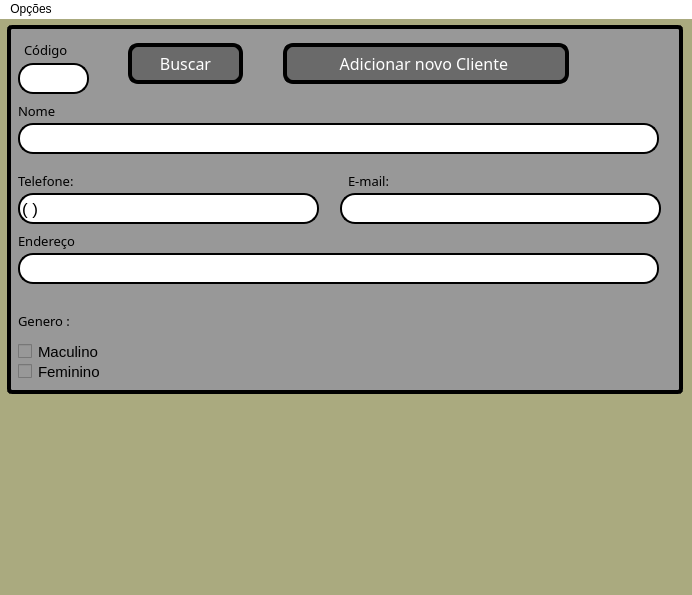
Before: the Qt Designer form tela.ui in pedro8282/Cadastro-Cli-v1, drawn with Qt 5.
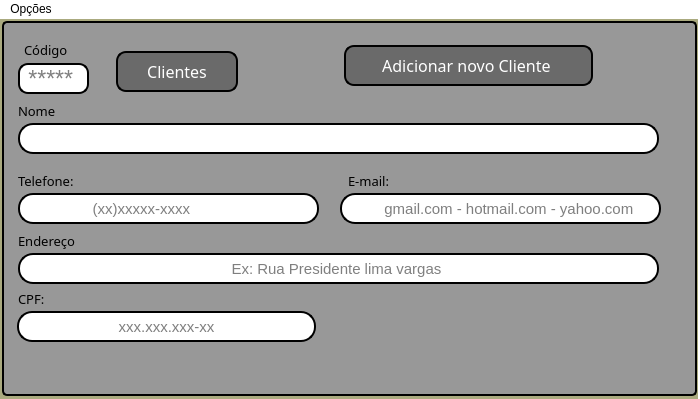
After: the same form once the commit is applied. Icons and pictures are not drawn.

```diff
--- a/tela.ui
+++ b/tela.ui
@@ -2,36 +2,45 @@
 <ui version="4.0">
  <class>MainWindow</class>
  <widget class="QMainWindow" name="MainWindow">
+  <property name="enabled">
+   <bool>true</bool>
+  </property>
   <property name="geometry">
    <rect>
     <x>0</x>
     <y>0</y>
-    <width>692</width>
-    <height>595</height>
+    <width>700</width>
+    <height>399</height>
    </rect>
   </property>
+  <property name="sizePolicy">
+   <sizepolicy hsizetype="Preferred" vsizetype="Preferred">
+    <horstretch>0</horstretch>
+    <verstretch>0</verstretch>
+   </sizepolicy>
+  </property>
   <property name="minimumSize">
    <size>
-    <width>692</width>
-    <height>595</height>
+    <width>700</width>
+    <height>399</height>
    </size>
   </property>
   <property name="maximumSize">
    <size>
-    <width>692</width>
-    <height>595</height>
+    <width>700</width>
+    <height>399</height>
    </size>
   </property>
   <property name="sizeIncrement">
    <size>
-    <width>694</width>
-    <height>589</height>
+    <width>600</width>
+    <height>399</height>
    </size>
   </property>
   <property name="baseSize">
    <size>
-    <width>694</width>
-    <height>0</height>
+    <width>600</width>
+    <height>399</height>
    </size>
   </property>
   <property name="mouseTracking">
@@ -79,136 +88,6 @@
     <property name="frameShadow">
      <enum>QFrame::Raised</enum>
     </property>
-    <widget class="QPushButton" name="bt_buscar">
-     <property name="enabled">
-      <bool>true</bool>
-     </property>
-     <property name="geometry">
-      <rect>
-       <x>130</x>
-       <y>30</y>
-       <width>115</width>
-       <height>41</height>
-      </rect>
-     </property>
-     <property name="font">
-      <font>
-       <family>Arial Black</family>
-       <pointsize>12</pointsize>
-       <weight>10</weight>
-       <italic>false</italic>
-       <bold>false</bold>
-      </font>
-     </property>
-     <property name="mouseTracking">
-      <bool>false</bool>
-     </property>
-     <property name="toolTip">
-      <string notr="true"/>
-     </property>
-     <property name="styleSheet">
-      <string notr="true">QPushButton{
-background-color: rgb(106, 106, 106);
-color: rgb(255, 255, 255);
-font: 87 12pt &quot;Arial Black&quot;;
-border-width: 4px; 
-border-radius: 10px;
-border-style: outset; 
-border-color: rgb(0, 0, 0);
-}
-
-QPushButton:pressed{
-background-color: rgb(106, 106, 106);
-color: rgb(255, 255, 255);
-font: 87 10pt &quot;Arial Black&quot;;
-border-width: 4px; 
-border-radius: 10px;
-border-style: outset; 
-border-color: rgb(255, 255, 255);
-
-
-
-}
- </string>
-     </property>
-     <property name="text">
-      <string>Buscar</string>
-     </property>
-     <property name="icon">
-      <iconset>
-       <normaloff>imagens Projeto/lupa.png</normaloff>imagens Projeto/lupa.png</iconset>
-     </property>
-     <property name="iconSize">
-      <size>
-       <width>30</width>
-       <height>30</height>
-      </size>
-     </property>
-    </widget>
-    <widget class="QPushButton" name="bt_novo">
-     <property name="geometry">
-      <rect>
-       <x>285</x>
-       <y>30</y>
-       <width>286</width>
-       <height>41</height>
-      </rect>
-     </property>
-     <property name="font">
-      <font>
-       <family>Arial Black</family>
-       <pointsize>12</pointsize>
-       <weight>10</weight>
-       <italic>false</italic>
-       <bold>false</bold>
-      </font>
-     </property>
-     <property name="mouseTracking">
-      <bool>false</bool>
-     </property>
-     <property name="toolTip">
-      <string notr="true"/>
-     </property>
-     <property name="styleSheet">
-      <string notr="true">QPushButton{
-background-color: rgb(106, 106, 106);
-color: rgb(255, 255, 255);
-font: 87 12pt &quot;Arial Black&quot;;
-border-width: 4px; 
-border-radius: 10px;
-border-style: outset; 
-border-color: rgb(0, 0, 0);
-}
-
-QPushButton:pressed{
-background-color: rgb(106, 106, 106);
-color: rgb(255, 255, 255);
-font: 87 10pt &quot;Arial Black&quot;;
-border-width: 4px; 
-border-radius: 10px;
-border-style: outset; 
-border-color: rgb(255, 255, 255);
-
-
-
-}
- 
-</string>
-     </property>
-     <property name="text">
-      <string>Adicionar novo Cliente </string>
-     </property>
-     <property name="icon">
-      <iconset>
-       <normaloff>imagens Projeto/novo 01.png</normaloff>imagens Projeto/novo 01.png</iconset>
-     </property>
-     <property name="iconSize">
-      <size>
-       <width>30</width>
-       <height>30</height>
-      </size>
-     </property>
-    </widget>
     <widget class="QLabel" name="lb_codigo">
      <property name="geometry">
       <rect>
@@ -316,7 +195,7 @@
      </property>
      <property name="font">
       <font>
-       <pointsize>12</pointsize>
+       <pointsize>11</pointsize>
        <weight>50</weight>
        <bold>false</bold>
       </font>
@@ -333,6 +212,9 @@
 border-style: outset; 
 border-width: 2px; </string>
      </property>
+     <property name="alignment">
+      <set>Qt::AlignCenter</set>
+     </property>
     </widget>
     <widget class="QLineEdit" name="lineEdit_3">
      <property name="geometry">
@@ -345,7 +227,7 @@
      </property>
      <property name="font">
       <font>
-       <pointsize>13</pointsize>
+       <pointsize>11</pointsize>
        <weight>50</weight>
        <italic>false</italic>
        <bold>false</bold>
@@ -358,7 +240,7 @@
       <bool>true</bool>
      </property>
      <property name="toolTip">
-      <string>&lt;html&gt;&lt;head/&gt;&lt;body&gt;&lt;p&gt;( )&lt;/p&gt;&lt;/body&gt;&lt;/html&gt;</string>
+      <string>&lt;html&gt;&lt;head/&gt;&lt;body&gt;&lt;p&gt;&lt;br/&gt;&lt;/p&gt;&lt;/body&gt;&lt;/html&gt;</string>
      </property>
      <property name="styleSheet">
       <string notr="true">background-color: rgb(255, 255, 255);
@@ -367,7 +249,13 @@
 border-width: 2px; </string>
      </property>
      <property name="text">
-      <string>( )    </string>
+      <string/>
+     </property>
+     <property name="alignment">
+      <set>Qt::AlignLeading|Qt::AlignLeft|Qt::AlignVCenter</set>
+     </property>
+     <property name="placeholderText">
+      <string>                 (xx)xxxxx-xxxx</string>
      </property>
     </widget>
     <widget class="QLineEdit" name="lineEdit_4">
@@ -381,7 +269,7 @@
      </property>
      <property name="font">
       <font>
-       <pointsize>12</pointsize>
+       <pointsize>11</pointsize>
        <weight>50</weight>
        <bold>false</bold>
       </font>
@@ -398,6 +286,12 @@
 border-style: outset; 
 border-width: 2px; </string>
      </property>
+     <property name="alignment">
+      <set>Qt::AlignCenter</set>
+     </property>
+     <property name="placeholderText">
+      <string>    gmail.com - hotmail.com - yahoo.com</string>
+     </property>
     </widget>
     <widget class="QLineEdit" name="lineEdit">
      <property name="geometry">
@@ -410,8 +304,8 @@
      </property>
      <property name="font">
       <font>
-       <family>Arial Black</family>
-       <pointsize>12</pointsize>
+       <family>MS Sans Serif</family>
+       <pointsize>17</pointsize>
        <weight>50</weight>
        <bold>false</bold>
       </font>
@@ -424,10 +318,16 @@
      </property>
      <property name="styleSheet">
       <string notr="true">background-color: rgb(255, 255, 255);
-border-radius: 15px;
+border-radius: 10px;
 border-style: outset; 
 border-width: 2px; </string>
      </property>
+     <property name="text">
+      <string/>
+     </property>
+     <property name="placeholderText">
+      <string> *****</string>
+     </property>
     </widget>
     <widget class="QLineEdit" name="lineEdit_9">
      <property name="geometry">
@@ -440,7 +340,7 @@
      </property>
      <property name="font">
       <font>
-       <pointsize>12</pointsize>
+       <pointsize>11</pointsize>
        <weight>50</weight>
        <italic>false</italic>
        <bold>false</bold>
@@ -455,6 +355,12 @@
 border-style: outset; 
 border-width: 2px; </string>
      </property>
+     <property name="alignment">
+      <set>Qt::AlignCenter</set>
+     </property>
+     <property name="placeholderText">
+      <string>Ex: Rua Presidente lima vargas </string>
+     </property>
     </widget>
     <widget class="QLabel" name="lb_telefone_3">
      <property name="geometry">
@@ -506,7 +412,6 @@
        <weight>10</weight>
        <italic>false</italic>
        <bold>false</bold>
-       <kerning>false</kerning>
       </font>
      </property>
      <property name="mouseTracking">
@@ -522,81 +427,6 @@
       <string>E-mail:</string>
      </property>
     </widget>
-    <widget class="QLabel" name="lb_telefone_4">
-     <property name="geometry">
-      <rect>
-       <x>20</x>
-       <y>300</y>
-       <width>111</width>
-       <height>16</height>
-      </rect>
-     </property>
-     <property name="font">
-      <font>
-       <family>Arial Black</family>
-       <pointsize>10</pointsize>
-       <weight>10</weight>
-       <italic>false</italic>
-       <bold>false</bold>
-      </font>
-     </property>
-     <property name="mouseTracking">
-      <bool>false</bool>
-     </property>
-     <property name="styleSheet">
-      <string notr="true">font: 87 10pt &quot;Arial Black&quot;;
-color: rgb(0, 0, 0);
-background-color: rgb(152, 152, 152);
-</string>
-     </property>
-     <property name="text">
-      <string>Genero :</string>
-     </property>
-    </widget>
-    <widget class="QCheckBox" name="checkBox">
-     <property name="geometry">
-      <rect>
-       <x>20</x>
-       <y>330</y>
-       <width>115</width>
-       <height>17</height>
-      </rect>
-     </property>
-     <property name="font">
-      <font>
-       <family>Arial</family>
-       <pointsize>11</pointsize>
-      </font>
-     </property>
-     <property name="styleSheet">
-      <string notr="true">background-color: rgb(152, 152, 152);</string>
-     </property>
-     <property name="text">
-      <string>Maculino</string>
-     </property>
-    </widget>
-    <widget class="QCheckBox" name="checkBox_2">
-     <property name="geometry">
-      <rect>
-       <x>20</x>
-       <y>350</y>
-       <width>115</width>
-       <height>17</height>
-      </rect>
-     </property>
-     <property name="font">
-      <font>
-       <family>Arial</family>
-       <pointsize>11</pointsize>
-      </font>
-     </property>
-     <property name="styleSheet">
-      <string notr="true">background-color: rgb(152, 152, 152);</string>
-     </property>
-     <property name="text">
-      <string>Feminino</string>
-     </property>
-    </widget>
     <widget class="QLabel" name="label">
      <property name="geometry">
       <rect>
@@ -619,10 +449,10 @@
      </property>
      <property name="geometry">
       <rect>
-       <x>9</x>
-       <y>12</y>
-       <width>676</width>
-       <height>369</height>
+       <x>4</x>
+       <y>8</y>
+       <width>695</width>
+       <height>375</height>
       </rect>
      </property>
      <property name="sizePolicy">
@@ -634,6 +464,9 @@
      <property name="font">
       <font/>
      </property>
+     <property name="cursor">
+      <cursorShape>ArrowCursor</cursorShape>
+     </property>
      <property name="mouseTracking">
       <bool>false</bool>
      </property>
@@ -641,7 +474,7 @@
       <string notr="true">background-color: rgb(152, 152, 152);
 border-radius: 20px;
 
-border-width: 4px; 
+border-width: 2px; 
 border-radius: 5px;
 border-style: outset; 
 border-color: rgb(0, 0, 0);</string>
@@ -668,24 +501,271 @@
        <string/>
       </property>
      </widget>
+     <widget class="QPushButton" name="bt_novo">
+      <property name="geometry">
+       <rect>
+        <x>342</x>
+        <y>24</y>
+        <width>249</width>
+        <height>41</height>
+       </rect>
+      </property>
+      <property name="font">
+       <font>
+        <family>Arial Black</family>
+        <pointsize>12</pointsize>
+        <weight>10</weight>
+        <italic>false</italic>
+        <bold>false</bold>
+       </font>
+      </property>
+      <property name="cursor">
+       <cursorShape>PointingHandCursor</cursorShape>
+      </property>
+      <property name="mouseTracking">
+       <bool>false</bool>
+      </property>
+      <property name="toolTip">
+       <string notr="true"/>
+      </property>
+      <property name="styleSheet">
+       <string notr="true">QPushButton{
+background-color: rgb(106, 106, 106);
+color: rgb(255, 255, 255);
+font: 87 12pt &quot;Arial Black&quot;;
+border-width: 2px; 
+border-radius: 10px;
+border-style: outset; 
+border-color: rgb(0, 0, 0);
+}
+
+QPushButton:pressed{
+background-color: rgb(106, 106, 106);
+color: rgb(255, 255, 255);
+font: 87 10pt &quot;Arial Black&quot;;
+border-width: 4px; 
+border-radius: 10px;
+border-style: outset; 
+border-color: rgb(255, 255, 255);
+
+
+
+}
+ </string>
+      </property>
+      <property name="text">
+       <string>Adicionar novo Cliente </string>
+      </property>
+      <property name="icon">
+       <iconset>
+        <normaloff>imagens Projeto/novo 01.png</normaloff>imagens Projeto/novo 01.png</iconset>
+      </property>
+      <property name="iconSize">
+       <size>
+        <width>30</width>
+        <height>30</height>
+       </size>
+      </property>
+     </widget>
+     <widget class="QLineEdit" name="lineEdit_5">
+      <property name="geometry">
+       <rect>
+        <x>15</x>
+        <y>290</y>
+        <width>299</width>
+        <height>31</height>
+       </rect>
+      </property>
+      <property name="font">
+       <font>
+        <pointsize>11</pointsize>
+       </font>
+      </property>
+      <property name="styleSheet">
+       <string notr="true">background-color: rgb(255, 255, 255);
+border-radius: 15px;
+border-style: outset; 
+border-width: 2px; </string>
+      </property>
+      <property name="echoMode">
+       <enum>QLineEdit::Normal</enum>
+      </property>
+      <property name="cursorPosition">
+       <number>0</number>
+      </property>
+      <property name="alignment">
+       <set>Qt::AlignCenter</set>
+      </property>
+      <property name="placeholderText">
+       <string>xxx.xxx.xxx-xx</string>
+      </property>
+     </widget>
+     <widget class="QPushButton" name="bt_buscar">
+      <property name="enabled">
+       <bool>true</bool>
+      </property>
+      <property name="geometry">
+       <rect>
+        <x>114</x>
+        <y>30</y>
+        <width>122</width>
+        <height>41</height>
+       </rect>
+      </property>
+      <property name="font">
+       <font>
+        <family>Arial Black</family>
+        <pointsize>12</pointsize>
+        <weight>10</weight>
+        <italic>false</italic>
+        <bold>false</bold>
+       </font>
+      </property>
+      <property name="cursor">
+       <cursorShape>PointingHandCursor</cursorShape>
+      </property>
+      <property name="mouseTracking">
+       <bool>false</bool>
+      </property>
+      <property name="toolTip">
+       <string notr="true"/>
+      </property>
+      <property name="styleSheet">
+       <string notr="true">QPushButton{
+background-color: rgb(106, 106, 106);
+color: rgb(255, 255, 255);
+font: 87 12pt &quot;Arial Black&quot;;
+border-width: 2px; 
+border-radius: 10px;
+border-style: outset; 
+border-color: rgb(0, 0, 0);
+}
+
+QPushButton:pressed{
+background-color: rgb(106, 106, 106);
+color: rgb(255, 255, 255);
+font: 87 10pt &quot;Arial Black&quot;;
+border-width: 4px; 
+border-radius: 10px;
+border-style: outset; 
+border-color: rgb(255, 255, 255);
+
+
+
+}
+ </string>
+      </property>
+      <property name="text">
+       <string>Clientes</string>
+      </property>
+      <property name="icon">
+       <iconset>
+        <normaloff>imagens Projeto/lupa.png</normaloff>imagens Projeto/lupa.png</iconset>
+      </property>
+      <property name="iconSize">
+       <size>
+        <width>30</width>
+        <height>30</height>
+       </size>
+      </property>
+     </widget>
+     <widget class="QPushButton" name="bt_sair">
+      <property name="geometry">
+       <rect>
+        <x>570</x>
+        <y>300</y>
+        <width>115</width>
+        <height>61</height>
+       </rect>
+      </property>
+      <property name="cursor">
+       <cursorShape>PointingHandCursor</cursorShape>
+      </property>
+      <property name="styleSheet">
+       <string notr="true">QPushButton{
+background-color: rgb(152, 152, 152);
+
+color: rgb(255, 255, 255);
+font: 87 12pt &quot;Arial Black&quot;;
+border-width: 0px; 
+border-radius: 0px;
+border-style: outset; 
+border-color: rgb(0, 0, 0);
+}
+
+QPushButton:pressed{
+background-color: rgb(106, 106, 106);
+color: rgb(255, 255, 255);
+font: 87 10pt &quot;Arial Black&quot;;
+border-width: 4px; 
+border-radius: 10px;
+border-style: outset; 
+border-color: rgb(255, 255, 255);
+
+
+
+}
+ </string>
+      </property>
+      <property name="text">
+       <string/>
+      </property>
+      <property name="icon">
+       <iconset>
+        <normaloff>imagens Projeto/logout.png</normaloff>imagens Projeto/logout.png</iconset>
+      </property>
+      <property name="iconSize">
+       <size>
+        <width>45</width>
+        <height>45</height>
+       </size>
+      </property>
+     </widget>
+    </widget>
+    <widget class="QLabel" name="lb_telefone_5">
+     <property name="geometry">
+      <rect>
+       <x>20</x>
+       <y>278</y>
+       <width>111</width>
+       <height>16</height>
+      </rect>
+     </property>
+     <property name="font">
+      <font>
+       <family>Arial Black</family>
+       <pointsize>10</pointsize>
+       <weight>10</weight>
+       <italic>false</italic>
+       <bold>false</bold>
+      </font>
+     </property>
+     <property name="mouseTracking">
+      <bool>false</bool>
+     </property>
+     <property name="styleSheet">
+      <string notr="true">font: 87 10pt &quot;Arial Black&quot;;
+color: rgb(0, 0, 0);
+background-color: rgb(152, 152, 152);
+</string>
+     </property>
+     <property name="text">
+      <string>CPF:</string>
+     </property>
     </widget>
     <zorder>frame_2</zorder>
     <zorder>label</zorder>
-    <zorder>bt_buscar</zorder>
-    <zorder>bt_novo</zorder>
     <zorder>lb_codigo</zorder>
     <zorder>tx_nome</zorder>
     <zorder>lb_telefone</zorder>
     <zorder>lineEdit_2</zorder>
-    <zorder>lineEdit_3</zorder>
     <zorder>lineEdit_4</zorder>
     <zorder>lineEdit</zorder>
     <zorder>lineEdit_9</zorder>
     <zorder>lb_telefone_3</zorder>
     <zorder>lb_telefone_2</zorder>
-    <zorder>lb_telefone_4</zorder>
-    <zorder>checkBox</zorder>
-    <zorder>checkBox_2</zorder>
+    <zorder>lb_telefone_5</zorder>
+    <zorder>lineEdit_3</zorder>
    </widget>
    <widget class="QFrame" name="frame">
     <property name="geometry">
@@ -714,7 +794,7 @@
     <rect>
      <x>0</x>
      <y>0</y>
-     <width>692</width>
+     <width>700</width>
      <height>21</height>
     </rect>
    </property>
```
Left out of the diff: 10 changed lines with no effect on the pictures.
